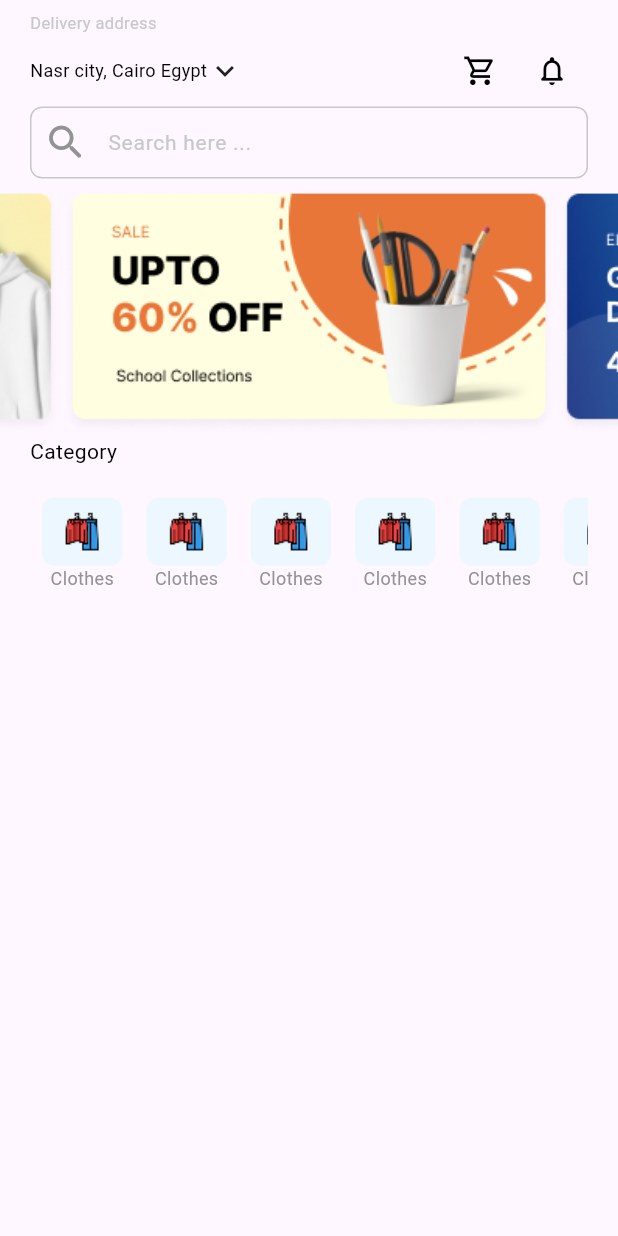
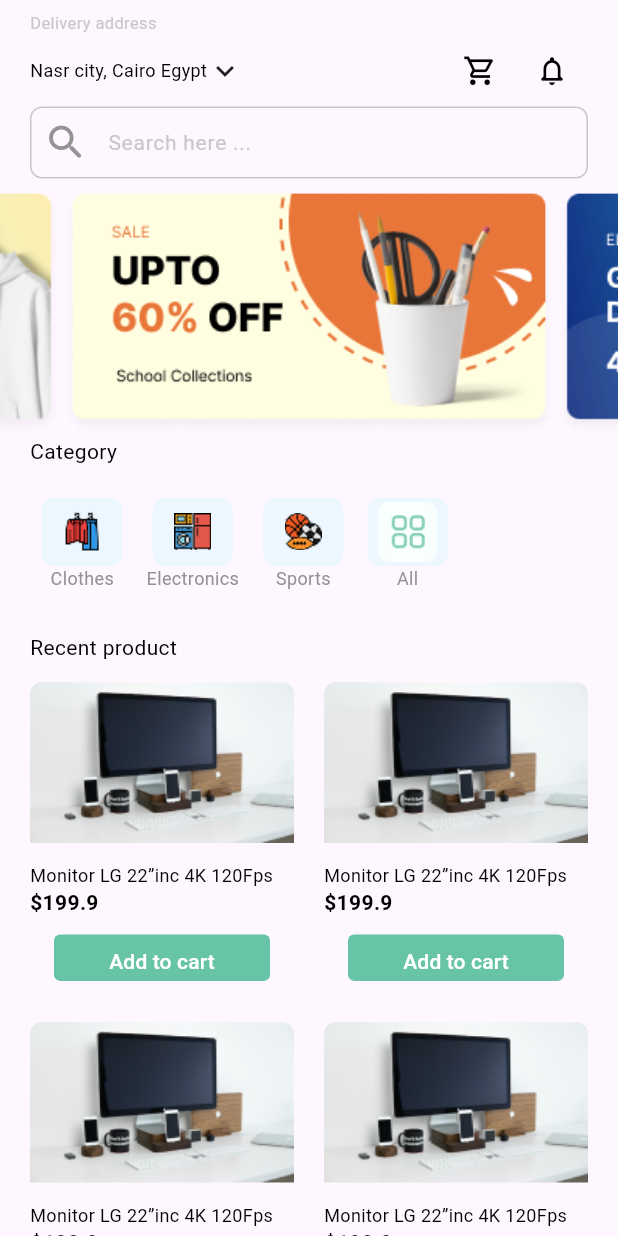
Before and after one commit to MohamedNassrr/shopy, a Flutter app: the screen it shows after launch, on a phone screen of 412 x 824 dp. Run offline on Flutter 3.47's test engine with Material 3 defaults, Android fonts, the phone set to English and light mode, and no system bars; drawn by our look-alikes of carousel_slider; our stand-ins replace bloc, cloud_firestore, firebase_auth, firebase_core, flutter_bloc, go_router and 1 more; accounts and stored records are empty.

Commit message:
add recent product gridList

```diff
--- a/lib/core/utils/assets_data.dart
+++ b/lib/core/utils/assets_data.dart
@@ -7,4 +7,6 @@ abstract class AssetsData {
   static const clothesIcon = 'assets/images/clothes_icon.png';
   static const sportIcon = 'assets/images/sports_icon.png';
   static const electronicsIcon = 'assets/images/electronic_icon.png';
+  static const categoryIcon = 'assets/images/category_icon.png';
+  static const testImage = 'assets/images/test_img.png';
 }
--- a/lib/features/auth/data/models/user_register_input_model.dart
+++ b/lib/features/auth/data/models/user_register_input_model.dart
@@ -3,11 +3,13 @@ class UserRegisterInputModel {
   final String email;
   final String password;
   final String phone;
+  final String uId;
 
   UserRegisterInputModel({
     required this.name,
     required this.email,
     required this.password,
     required this.phone,
+    required this.uId
   });
 }
--- a/lib/features/home/presentation/controller/home_cubit/home_cubit.dart
+++ b/lib/features/home/presentation/controller/home_cubit/home_cubit.dart
@@ -10,4 +10,16 @@ class HomeCubit extends Cubit<HomeStates> {
     AssetsData.secondBanner,
     AssetsData.thirdBanner,
   ];
+  List<String> imageIcon = [
+    AssetsData.clothesIcon,
+    AssetsData.electronicsIcon,
+    AssetsData.sportIcon,
+    AssetsData.categoryIcon
+  ];
+  List<String> categoryTitles = [
+    'Clothes',
+    'Electronics',
+    'Sports',
+    'All',
+  ];
 }
--- a/lib/features/home/presentation/views/widgets/category_list_view.dart
+++ b/lib/features/home/presentation/views/widgets/category_list_view.dart
@@ -1,12 +1,14 @@
 import 'package:flutter/material.dart';
+import 'package:flutter_bloc/flutter_bloc.dart';
 import 'package:online_shop_app/core/styles/texts_styles.dart';
-import 'package:online_shop_app/core/utils/assets_data.dart';
+import 'package:online_shop_app/features/home/presentation/controller/home_cubit/home_cubit.dart';
 
 class CategoryListView extends StatelessWidget {
   const CategoryListView({super.key});
 
   @override
   Widget build(BuildContext context) {
+    var cubit = BlocProvider.of<HomeCubit>(context);
     return Padding(
       padding: const EdgeInsets.symmetric(horizontal: 20),
       child: Column(
@@ -20,14 +22,20 @@ class CategoryListView extends StatelessWidget {
             height: 13,
           ),
           SizedBox(
-            height: 200,
+            height: 78,
             child: ListView.builder(
               scrollDirection: Axis.horizontal,
-              itemCount: 20,
+              itemCount: cubit.imageIcon.length,
               shrinkWrap: true,
               itemBuilder: (context, index) => Padding(
-                padding: const EdgeInsets.all(8.0),
+                padding:  EdgeInsets.all(8.0),
+                child: InkWell(
+                  borderRadius: BorderRadius.circular(8),
+                  onTap: (){
+                    debugPrint('item pressed');
+                  },
                   child: Column(
+                    crossAxisAlignment: CrossAxisAlignment.center,
                     children: [
                       Container(
                         height: MediaQuery.of(context).size.height * .055,
@@ -36,11 +44,11 @@ class CategoryListView extends StatelessWidget {
                             color: Color(0xffEDF7FF),
                             borderRadius: BorderRadius.circular(8)),
                         child: Image.asset(
-                        AssetsData.clothesIcon,
+                          cubit.imageIcon[index],
                         ),
                       ),
                       Text(
-                      'Clothes',
+                        cubit.categoryTitles[index],
                         style: TextsStyles.textStyle12.copyWith(
                           color: Color(0xff939393),
                         ),
@@ -50,6 +58,7 @@ class CategoryListView extends StatelessWidget {
                 ),
               ),
             ),
+          ),
         ],
       ),
     );
--- /dev/null
+++ b/lib/features/home/presentation/views/widgets/custom_grid_list.dart
@@ -0,0 +1,89 @@
+import 'package:flutter/material.dart';
+import 'package:online_shop_app/core/styles/texts_styles.dart';
+import 'package:online_shop_app/core/utils/assets_data.dart';
+import 'package:online_shop_app/core/widgets/custom_text_button.dart';
+
+class CustomGridList extends StatelessWidget {
+  const CustomGridList({super.key});
+
+  @override
+  Widget build(BuildContext context) {
+    return Padding(
+      padding: const EdgeInsets.only(left: 20),
+      child: Column(
+        crossAxisAlignment: CrossAxisAlignment.start,
+        children: [
+          Text(
+            'Recent product',
+            style: TextsStyles.textStyle14,
+          ),
+          SizedBox(height: 13),
+          GridView.count(
+            crossAxisCount: 2,
+            shrinkWrap: true,
+            childAspectRatio: 5.47 / 6.32,
+            physics: NeverScrollableScrollPhysics(),
+            children: List.generate(
+              16,
+              (index) => Padding(
+                padding: const EdgeInsets.only(right: 20),
+                child: GestureDetector(
+                  onTap: () {
+                    debugPrint('itemPressed');
+                  },
+                  child: Column(
+                    crossAxisAlignment: CrossAxisAlignment.start,
+                    children: [
+                      Container(
+                        //w 170,h112
+                        width: MediaQuery.of(context).size.width * 0.53,
+                        height: MediaQuery.of(context).size.height * 0.13,
+                        decoration: BoxDecoration(
+                          borderRadius: BorderRadius.only(
+                            topLeft: Radius.circular(8),
+                            topRight: Radius.circular(8),
+                          ),
+                          image: DecorationImage(
+                            image: AssetImage(
+                              AssetsData.testImage,
+                            ),
+                            fit: BoxFit.fill,
+                          ),
+                        ),
+                      ),
+                      SizedBox(
+                        height: 13,
+                      ),
+                      Text(
+                        'Monitor LG 22”inc 4K 120Fps',
+                        style: TextsStyles.textStyle12,
+                        maxLines: 1,
+                        overflow: TextOverflow.ellipsis,
+                      ),
+                      Text(
+                        '\$199.9',
+                        style: TextsStyles.textStyle14.copyWith(
+                          fontWeight: FontWeight.w600,
+                        ),
+                      ),
+                      SizedBox(height: 11),
+                      Align(
+                        alignment: AlignmentDirectional.center,
+                        child: CustomTextButton(
+                          width: 144,
+                          height: 31,
+                          onPressed: () {},
+                          text: 'Add to cart',
+                        ),
+                      ),
+                    ],
+                  ),
+                ),
+              ),
+            ),
+          ),
+        ],
+      ),
+    );
+  }
+}
--- a/lib/features/home/presentation/views/widgets/home_view_body.dart
+++ b/lib/features/home/presentation/views/widgets/home_view_body.dart
@@ -1,9 +1,7 @@
 import 'package:flutter/material.dart';
-import 'package:flutter_bloc/flutter_bloc.dart';
-import 'package:online_shop_app/features/home/presentation/controller/home_cubit/home_cubit.dart';
-import 'package:online_shop_app/features/home/presentation/controller/home_cubit/home_states.dart';
 import 'package:online_shop_app/features/home/presentation/views/widgets/category_list_view.dart';
 import 'package:online_shop_app/features/home/presentation/views/widgets/custom_app_bar.dart';
+import 'package:online_shop_app/features/home/presentation/views/widgets/custom_grid_list.dart';
 import 'package:online_shop_app/features/home/presentation/views/widgets/my_carousal_slider.dart';
 
 class HomeViewBody extends StatelessWidget {
@@ -11,9 +9,9 @@ class HomeViewBody extends StatelessWidget {
 
   @override
   Widget build(BuildContext context) {
-    return BlocBuilder<HomeCubit, HomeStates>(
-      builder: (context, state) {
-        return Padding(
+    return SingleChildScrollView(
+      physics: BouncingScrollPhysics(),
+      child: Padding(
         padding: const EdgeInsets.symmetric(
           vertical: 7,
         ),
@@ -23,10 +21,11 @@ class HomeViewBody extends StatelessWidget {
             CustomAppBar(),
             MyCarousalSlider(),
             CategoryListView(),
+            SizedBox(height: 20),
+            CustomGridList(),
           ],
         ),
-        );
-      },
+      ),
     );
   }
 }
```
Also changed, not shown: assets/images/category_icon.png (added), assets/images/test_img.png (added), 4 other files. Lines whose indentation alone changed are shown as unchanged.
